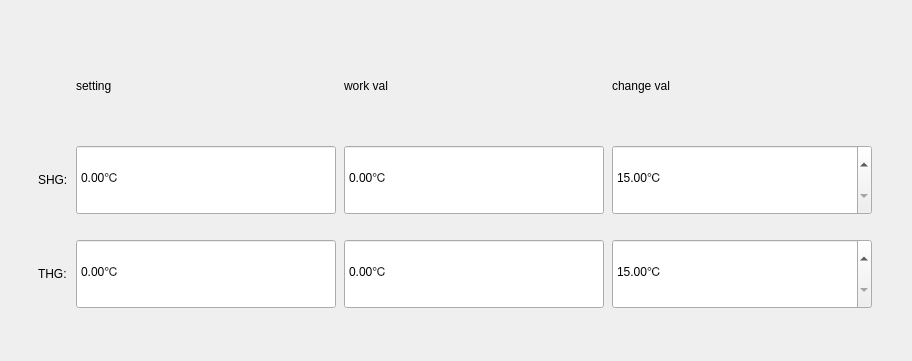
yuanjinxin123/shenglei, file msempwdt.ui: the form before one commit.
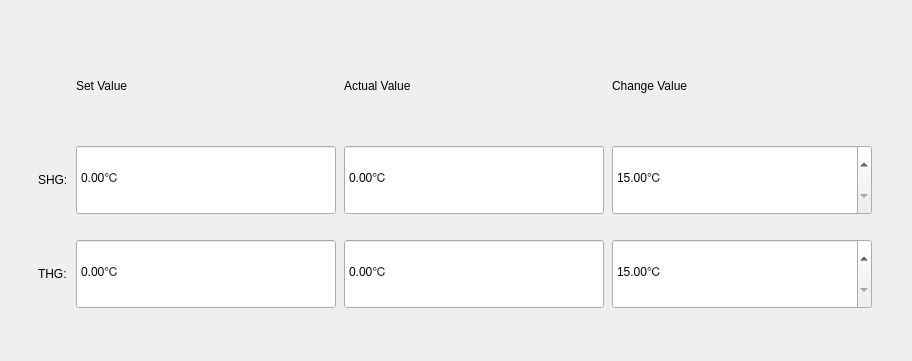
The form after the commit. The open tabs and pages were chosen to show the change.

What changed in the file:
```diff
--- a/msempwdt.ui
+++ b/msempwdt.ui
@@ -496,7 +496,7 @@
              </size>
             </property>
             <property name="text">
-             <string>work val</string>
+             <string>Actual Value</string>
             </property>
            </widget>
           </item>
@@ -528,7 +528,7 @@
              </size>
             </property>
             <property name="text">
-             <string>setting</string>
+             <string>Set Value</string>
             </property>
            </widget>
           </item>
@@ -578,7 +578,7 @@
              </size>
             </property>
             <property name="text">
-             <string>change val</string>
+             <string>Change Value</string>
             </property>
            </widget>
           </item>
```
Left out of the diff: 4 changed lines with no effect on the pictures.
